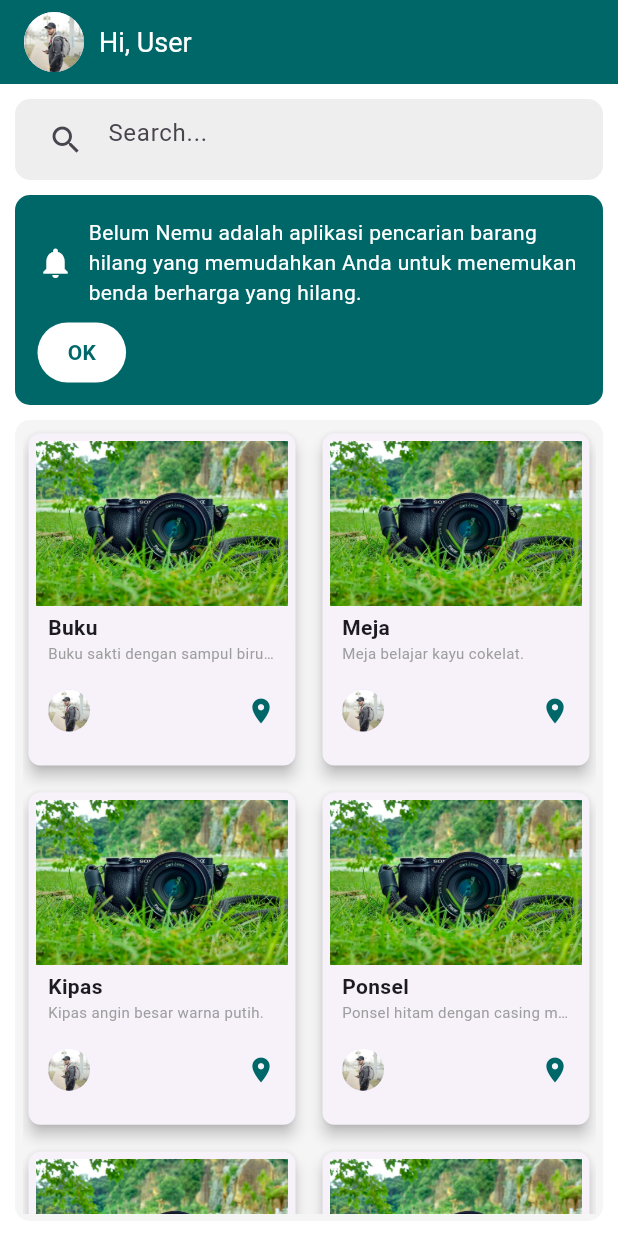
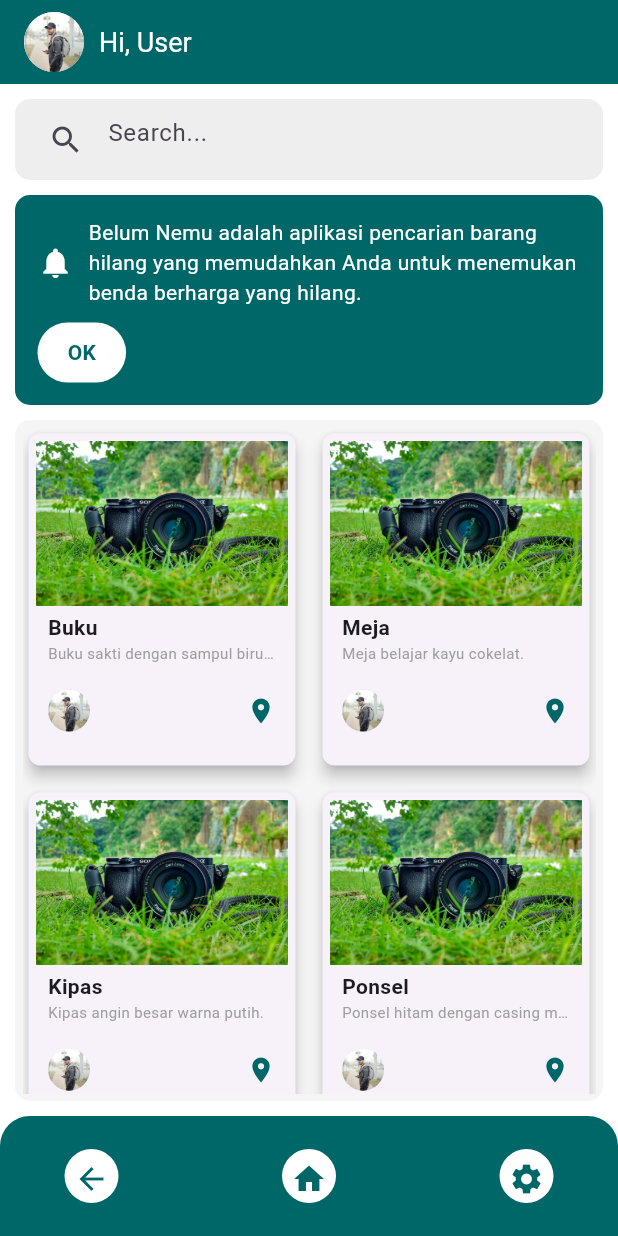
Before and after one commit to WhiteSpec/benubenu, a Flutter app: the HomePage screen opened directly, on a phone screen of 412 x 824 dp. Run offline on Flutter 3.47's test engine with Material 3 defaults, Android fonts, the phone set to English and light mode, and no system bars.

Commit message:
second commit

```diff
--- a/lib/pages/home_page.dart
+++ b/lib/pages/home_page.dart
@@ -63,7 +63,7 @@ class _HomePageState extends State<HomePage> {
                       ElevatedButton(
                         onPressed: () {
                           // WhatsApp URL scheme to send a message
-                          String phoneNumber = "083836100924"; // Replace with the phone number you want to contact
+                          String phoneNumber = "1234567890"; // Replace with the phone number you want to contact
                           String message = "Hello, I would like to claim the item: ${item.title}";
                           String url = "https://wa.me/$phoneNumber?text=$message";
 
@@ -116,6 +116,7 @@ class _HomePageState extends State<HomePage> {
     }
   }
 
+  // Function to filter the items based on the search query (only by title)
   void _filterItems() {
     String query = _searchController.text.toLowerCase();
     setState(() {
@@ -124,7 +125,6 @@ class _HomePageState extends State<HomePage> {
       }).toList();
     });
   }
-
 
   @override
   Widget build(BuildContext context) {
@@ -337,6 +337,41 @@ class _HomePageState extends State<HomePage> {
           ],
         ),
       ),
+      bottomNavigationBar: ClipRRect(
+        borderRadius: BorderRadius.vertical(top: Radius.circular(20)),
+        child: BottomAppBar(
+          color: Color(0xFF006769),
+          shape: CircularNotchedRectangle(),
+          notchMargin: 6.0,
+          child: Padding(
+            padding: EdgeInsets.symmetric(horizontal: 14.0, vertical: 10.0),
+            child: Row(
+              mainAxisAlignment: MainAxisAlignment.spaceBetween,
+              children: [
+                _buildBottomNavButton(Icons.arrow_back),
+                _buildBottomNavButton(Icons.home),
+                _buildBottomNavButton(Icons.settings),
+              ],
+            ),
+          ),
+        ),
+      ),
+    );
+  }
+
+  Widget _buildBottomNavButton(IconData icon) {
+    return Padding(
+      padding: const EdgeInsets.symmetric(horizontal: 7.0),
+      child: Container(
+        decoration: BoxDecoration(
+          shape: BoxShape.circle,
+          color: Colors.white,
+        ),
+        child: IconButton(
+          icon: Icon(icon, color: Color(0xFF006769)),
+          onPressed: () {},
+        ),
+      ),
     );
   }
 }
```
